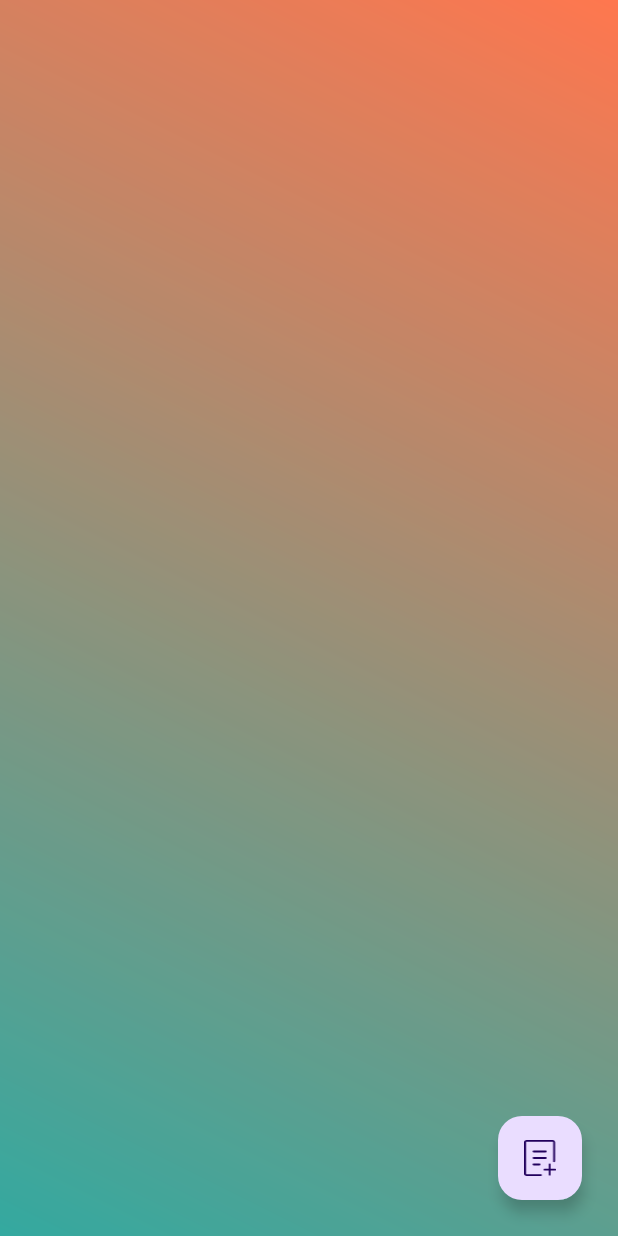
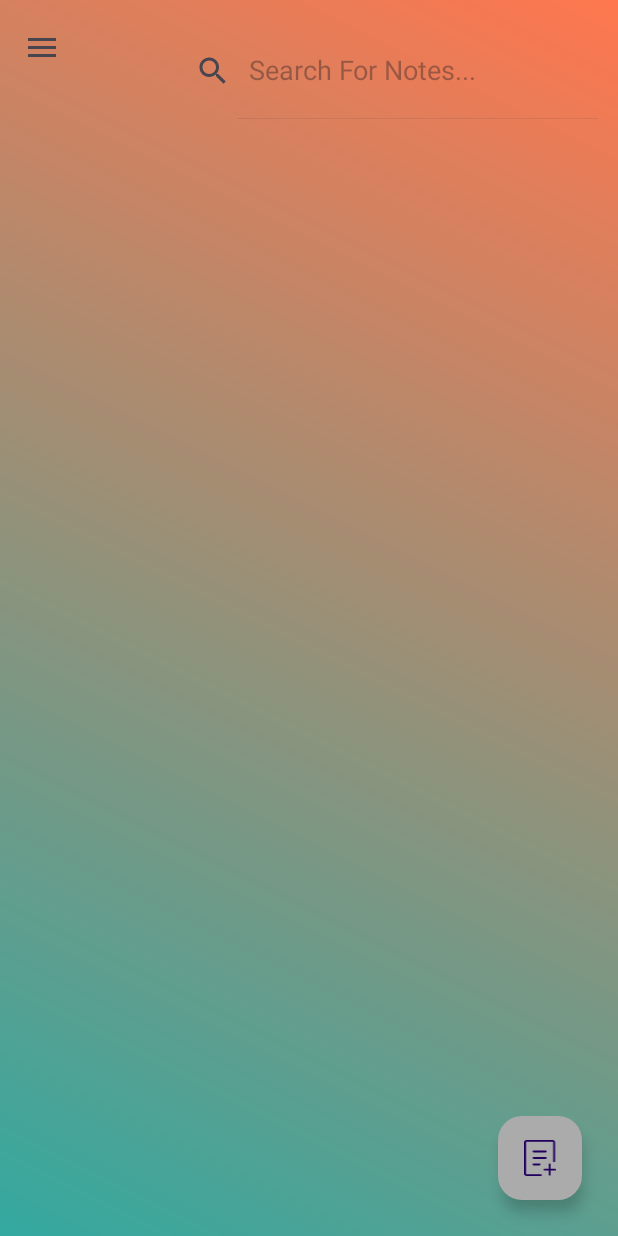
Before and after one commit to AmiraliFamili/room, an Android app: the Notes screen opened directly, with no data from a screen before it, on a phone screen of 412 x 824 dp. Run offline under Robolectric (Android 15) with nearby library versions, the phone set to English and light mode, and no system bars; our stand-ins replace Room's generated code.

Commit message:
Fixed some problems with notes, added search bar, pin and delete option and finished setting up the navigation menu

```diff
--- a/app/src/main/java/com/example/room/Database/MainDataAccessObject.java
+++ b/app/src/main/java/com/example/room/Database/MainDataAccessObject.java
@@ -26,4 +26,7 @@ public interface MainDataAccessObject {
 
     @Delete
     void delete(Notes notes);
+
+    @Query("UPDATE notes SET pinned = :pin WHERE ID = :id")
+    void pin(int id, boolean pin);
 }
--- /dev/null
+++ b/app/src/main/res/drawable/nav_setting.xml
@@ -0,0 +1,5 @@
+<vector android:height="24dp" android:tint="#000000"
+    android:viewportHeight="24" android:viewportWidth="24"
+    android:width="24dp" xmlns:android="http://schemas.android.com/apk/res/android">
+    <path android:fillColor="@android:color/white" android:pathData="M19.14,12.94c0.04,-0.3 0.06,-0.61 0.06,-0.94c0,-0.32 -0.02,-0.64 -0.07,-0.94l2.03,-1.58c0.18,-0.14 0.23,-0.41 0.12,-0.61l-1.92,-3.32c-0.12,-0.22 -0.37,-0.29 -0.59,-0.22l-2.39,0.96c-0.5,-0.38 -1.03,-0.7 -1.62,-0.94L14.4,2.81c-0.04,-0.24 -0.24,-0.41 -0.48,-0.41h-3.84c-0.24,0 -0.43,0.17 -0.47,0.41L9.25,5.35C8.66,5.59 8.12,5.92 7.63,6.29L5.24,5.33c-0.22,-0.08 -0.47,0 -0.59,0.22L2.74,8.87C2.62,9.08 2.66,9.34 2.86,9.48l2.03,1.58C4.84,11.36 4.8,11.69 4.8,12s0.02,0.64 0.07,0.94l-2.03,1.58c-0.18,0.14 -0.23,0.41 -0.12,0.61l1.92,3.32c0.12,0.22 0.37,0.29 0.59,0.22l2.39,-0.96c0.5,0.38 1.03,0.7 1.62,0.94l0.36,2.54c0.05,0.24 0.24,0.41 0.48,0.41h3.84c0.24,0 0.44,-0.17 0.47,-0.41l0.36,-2.54c0.59,-0.24 1.13,-0.56 1.62,-0.94l2.39,0.96c0.22,0.08 0.47,0 0.59,-0.22l1.92,-3.32c0.12,-0.22 0.07,-0.47 -0.12,-0.61L19.14,12.94zM12,15.6c-1.98,0 -3.6,-1.62 -3.6,-3.6s1.62,-3.6 3.6,-3.6s3.6,1.62 3.6,3.6S13.98,15.6 12,15.6z"/>
+</vector>
--- /dev/null
+++ b/app/src/main/res/drawable/nav_share.xml
@@ -0,0 +1,5 @@
+<vector android:height="24dp" android:tint="#000000"
+    android:viewportHeight="24" android:viewportWidth="24"
+    android:width="24dp" xmlns:android="http://schemas.android.com/apk/res/android">
+    <path android:fillColor="@android:color/white" android:pathData="M18,16.08c-0.76,0 -1.44,0.3 -1.96,0.77L8.91,12.7c0.05,-0.23 0.09,-0.46 0.09,-0.7s-0.04,-0.47 -0.09,-0.7l7.05,-4.11c0.54,0.5 1.25,0.81 2.04,0.81 1.66,0 3,-1.34 3,-3s-1.34,-3 -3,-3 -3,1.34 -3,3c0,0.24 0.04,0.47 0.09,0.7L8.04,9.81C7.5,9.31 6.79,9 6,9c-1.66,0 -3,1.34 -3,3s1.34,3 3,3c0.79,0 1.5,-0.31 2.04,-0.81l7.12,4.16c-0.05,0.21 -0.08,0.43 -0.08,0.65 0,1.61 1.31,2.92 2.92,2.92 1.61,0 2.92,-1.31 2.92,-2.92s-1.31,-2.92 -2.92,-2.92z"/>
+</vector>
--- a/app/src/main/res/layout/activity_dashboard_video.xml
+++ b/app/src/main/res/layout/activity_dashboard_video.xml
@@ -21,7 +21,7 @@
         android:layout_width="wrap_content"
         android:layout_height="match_parent"
         android:layout_gravity="start"
-        app:menu="@menu/dropdown_menu" />
+        app:menu="@menu/navigation_menu" />
 
 
     <LinearLayout
--- a/app/src/main/res/layout/activity_notes.xml
+++ b/app/src/main/res/layout/activity_notes.xml
@@ -1,5 +1,5 @@
 <?xml version="1.0" encoding="utf-8"?>
-<RelativeLayout
+<androidx.drawerlayout.widget.DrawerLayout
     xmlns:android="http://schemas.android.com/apk/res/android"
     xmlns:app="http://schemas.android.com/apk/res-auto"
     xmlns:tools="http://schemas.android.com/tools"
@@ -7,11 +7,40 @@
     android:orientation="vertical"
     android:layout_height="match_parent"
     android:background="@drawable/background_2_op"
+    android:id="@+id/notes_main_page"
     tools:context=".Notes">
 
-    <androidx.recyclerview.widget.RecyclerView
+    <androidx.appcompat.widget.Toolbar
+        android:id="@+id/toolbar"
+        android:layout_width="match_parent"
+        android:layout_height="?attr/actionBarSize"
+        android:background="@android:color/transparent"
+        app:titleTextColor="@color/white"
+        app:popupTheme="@style/ThemeOverlay.AppCompat.Dark.ActionBar"/>
+
+
+    <RelativeLayout
+        android:layout_width="match_parent"
+        android:layout_height="match_parent">
+
+
+        <androidx.appcompat.widget.SearchView
+            android:id="@+id/search_notes"
+            android:layout_width="match_parent"
+            android:layout_height="?attr/actionBarSize"
+            android:layout_alignParentTop="true"
+            android:layout_marginStart="110dp"
+            android:layout_marginTop="15dp"
+            android:layout_marginEnd="5dp"
+            android:layout_marginBottom="1dp"
+            android:background="@android:color/transparent"
+            app:iconifiedByDefault="false"
+            app:queryHint="Search For Notes..." />
+
+        <androidx.recyclerview.widget.RecyclerView
         android:id="@+id/Recyclerview_main"
         android:layout_width="match_parent"
+        android:layout_below="@+id/search_notes"
         android:layout_height="match_parent"
         android:layout_marginTop="?attr/actionBarSize"
         android:orientation="horizontal"
@@ -20,12 +49,27 @@
     <com.google.android.material.floatingactionbutton.FloatingActionButton
         android:layout_width="wrap_content"
         android:layout_height="wrap_content"
-        android:background="@color/lightBlue"
         android:id="@+id/new_Note"
+        android:backgroundTint="@color/lightGrey"
         android:layout_alignParentEnd="true"
         android:layout_alignParentBottom="true"
         android:layout_margin="24dp"
         android:src="@drawable/text_document_add_icon"
         android:contentDescription="TODO" />
+    </RelativeLayout>
 
-</RelativeLayout>
+
+    <com.google.android.material.navigation.NavigationView
+        android:layout_width="wrap_content"
+        android:layout_height="match_parent"
+        android:id="@+id/notes_nav_view"
+        android:layout_gravity="start"
+        app:headerLayout="@layout/nav_header"
+        app:menu="@menu/navigation_menu"
+        app:itemIconTint="@color/Note3"
+        app:itemTextColor="@color/Note2"/>
+
+
+
+
+</androidx.drawerlayout.widget.DrawerLayout>
--- /dev/null
+++ b/app/src/main/res/menu/navigation_menu.xml
@@ -0,0 +1,9 @@
+<?xml version="1.0" encoding="utf-8"?>
+<menu xmlns:android="http://schemas.android.com/apk/res/android"
+    xmlns:app="http://schemas.android.com/apk/res-auto">
+    <item
+        android:id="@+id/action_open_navigation"
+        android:title="Navigation"
+        app:showAsAction="always"
+        android:icon="@drawable/nav_setting"/>
+</menu>
--- /dev/null
+++ b/app/src/main/res/menu/pop_up_menu.xml
@@ -0,0 +1,8 @@
+<?xml version="1.0" encoding="utf-8"?>
+<menu xmlns:android="http://schemas.android.com/apk/res/android">
+
+    <item android:id="@+id/pin"
+        android:title="Pin / Unpin"/>
+    <item android:id="@+id/delete"
+        android:title="Delete"/>
+</menu>
--- a/app/src/main/res/values/colors.xml
+++ b/app/src/main/res/values/colors.xml
@@ -16,7 +16,7 @@
     <color name="darkGreen">#173F06</color>
     <color name="grey">#242B2E</color>
     <color name="banana">#CCCC61</color>
-
+    <color name="lightGrey">#ABABAB</color>
 
     <color name="Note1">#659399</color>
     <color name="Note2">#F1BD71</color>
--- a/app/src/main/res/values/strings.xml
+++ b/app/src/main/res/values/strings.xml
@@ -1,3 +1,5 @@
 <resources>
     <string name="app_name">room</string>
+    <string name="nav_open">Open Navigation</string>
+    <string name="nav_close">Close Navigation</string>
 </resources>
```
Also changed, not shown: app/src/main/java/com/example/room/Notes.java (+102 -2 lines), app/src/main/java/com/example/room/settingFragment.java (added, +19 -0 lines), app/src/main/res/layout/fragment_setting.xml (added, +17 -0 lines), app/src/main/res/menu/dropdown_menu.xml (deleted, +0 -40 lines).
